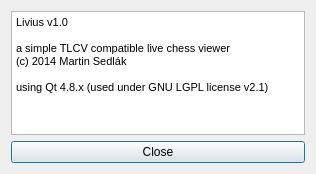
kmar/livius, file livius/aboutdialog.ui: the form before one commit.
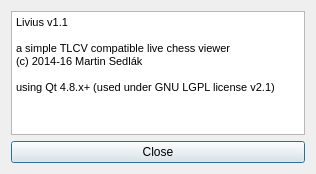
The form after the commit.

Diff of the .ui file:
```diff
--- a/livius/aboutdialog.ui
+++ b/livius/aboutdialog.ui
@@ -24,12 +24,12 @@
 &lt;html&gt;&lt;head&gt;&lt;meta name=&quot;qrichtext&quot; content=&quot;1&quot; /&gt;&lt;style type=&quot;text/css&quot;&gt;
 p, li { white-space: pre-wrap; }
 &lt;/style&gt;&lt;/head&gt;&lt;body style=&quot; font-family:'MS Shell Dlg 2'; font-size:8.25pt; font-weight:400; font-style:normal;&quot;&gt;
-&lt;p style=&quot; margin-top:0px; margin-bottom:0px; margin-left:0px; margin-right:0px; -qt-block-indent:0; text-indent:0px;&quot;&gt;&lt;span style=&quot; font-size:8pt;&quot;&gt;Livius v1.0&lt;/span&gt;&lt;/p&gt;
+&lt;p style=&quot; margin-top:0px; margin-bottom:0px; margin-left:0px; margin-right:0px; -qt-block-indent:0; text-indent:0px;&quot;&gt;&lt;span style=&quot; font-size:8pt;&quot;&gt;Livius v1.1&lt;/span&gt;&lt;/p&gt;
 &lt;p style=&quot;-qt-paragraph-type:empty; margin-top:0px; margin-bottom:0px; margin-left:0px; margin-right:0px; -qt-block-indent:0; text-indent:0px; font-size:8pt;&quot;&gt;&lt;br /&gt;&lt;/p&gt;
 &lt;p style=&quot; margin-top:0px; margin-bottom:0px; margin-left:0px; margin-right:0px; -qt-block-indent:0; text-indent:0px;&quot;&gt;&lt;span style=&quot; font-size:8pt;&quot;&gt;a simple TLCV compatible live chess viewer&lt;/span&gt;&lt;/p&gt;
-&lt;p style=&quot; margin-top:0px; margin-bottom:0px; margin-left:0px; margin-right:0px; -qt-block-indent:0; text-indent:0px;&quot;&gt;&lt;span style=&quot; font-size:8pt;&quot;&gt;(c) 2014 Martin Sedlák&lt;/span&gt;&lt;/p&gt;
+&lt;p style=&quot; margin-top:0px; margin-bottom:0px; margin-left:0px; margin-right:0px; -qt-block-indent:0; text-indent:0px;&quot;&gt;&lt;span style=&quot; font-size:8pt;&quot;&gt;(c) 2014-16 Martin Sedlák&lt;/span&gt;&lt;/p&gt;
 &lt;p style=&quot;-qt-paragraph-type:empty; margin-top:0px; margin-bottom:0px; margin-left:0px; margin-right:0px; -qt-block-indent:0; text-indent:0px; font-size:8pt;&quot;&gt;&lt;br /&gt;&lt;/p&gt;
-&lt;p style=&quot; margin-top:0px; margin-bottom:0px; margin-left:0px; margin-right:0px; -qt-block-indent:0; text-indent:0px;&quot;&gt;&lt;span style=&quot; font-size:8pt;&quot;&gt;using Qt 4.8.x (used under GNU LGPL license v2.1)&lt;/span&gt;&lt;/p&gt;
+&lt;p style=&quot; margin-top:0px; margin-bottom:0px; margin-left:0px; margin-right:0px; -qt-block-indent:0; text-indent:0px;&quot;&gt;&lt;span style=&quot; font-size:8pt;&quot;&gt;using Qt 4.8.x+ (used under GNU LGPL license v2.1)&lt;/span&gt;&lt;/p&gt;
 &lt;p style=&quot;-qt-paragraph-type:empty; margin-top:0px; margin-bottom:0px; margin-left:0px; margin-right:0px; -qt-block-indent:0; text-indent:0px; font-size:8pt;&quot;&gt;&lt;br /&gt;&lt;/p&gt;&lt;/body&gt;&lt;/html&gt;</string>
      </property>
     </widget>
```
